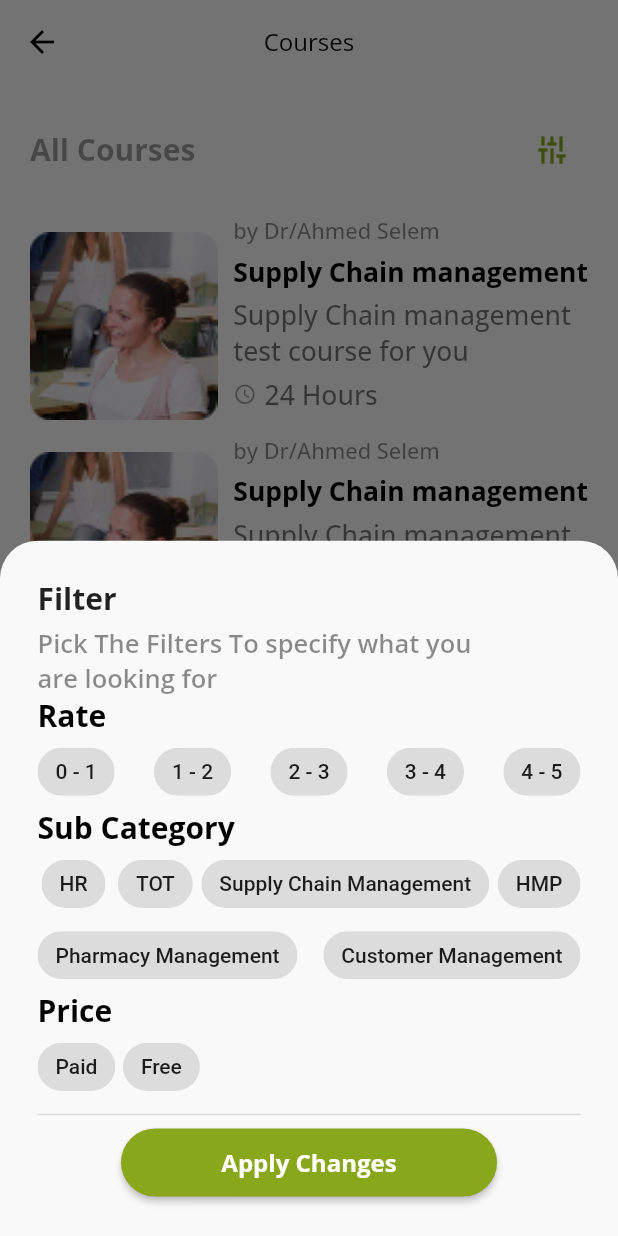
After one commit to fakharany2510/pearogram, a Flutter app: the AllCoursesScreen screen opened directly, after a tap on the "tune" icon, on a phone screen of 412 x 824 dp. The commit adds this screen. Run offline on Flutter 3.47's test engine with Material 2 defaults, Android fonts, the phone set to English and light mode, and no system bars; our stand-ins replace bloc, flutter_bloc, flutter_screenutil, flutter_signin_button, hexcolor, readmore and 1 more.

Commit message:
courses changes

```diff
--- a/lib/presentation/constants/font_manager.dart
+++ b/lib/presentation/constants/font_manager.dart
@@ -14,6 +14,7 @@ class FontWeightManager {
 
 class FontSize {
   static const double s12 = 12.0;
+  static const double s13 = 13.0;
   static const double s17 = 17.0;
   static const double s14 = 14.0;
   static const double s16 = 16.0;
--- /dev/null
+++ b/lib/presentation/screens/all_courses_screen.dart
@@ -0,0 +1,204 @@
+import 'package:flutter/material.dart';
+import 'package:flutter_screenutil/flutter_screenutil.dart';
+import 'package:pearogram/presentation/constants/values_manager.dart';
+import 'package:pearogram/shared/filter_chip_widget.dart';
+import 'dart:math';
+import '../../shared/course_container_widget.dart';
+import '../../shared/default_button.dart';
+import '../constants/color_manager.dart';
+import '../constants/font_manager.dart';
+import '../constants/style_manager.dart';
+
+class AllCoursesScreen extends StatelessWidget {
+  const AllCoursesScreen({Key? key}) : super(key: key);
+
+  @override
+  Widget build(BuildContext context) {
+    bool selected = false;
+    return Scaffold(
+      appBar: AppBar(
+        title: Text(
+          'Courses',
+          style:
+              getRegularStyle(color: Colors.black, fontSize: FontSize.s16.sp),
+        ),
+        centerTitle: true,
+        iconTheme: const IconThemeData(color: Colors.black),
+        elevation: 0,
+        backgroundColor: Colors.transparent,
+      ),
+      body: Padding(
+        padding: const EdgeInsets.all(AppPadding.p20),
+        child: Column(
+          children: [
+            Row(
+              mainAxisAlignment: MainAxisAlignment.spaceBetween,
+              children: [
+                Text(
+                  'All Courses',
+                  style: getBoldStyle(
+                      color: Colors.black38, fontSize: FontSize.s20),
+                ),
+                Transform.rotate(
+                  angle: pi / 2,
+                  child: IconButton(
+                      onPressed: () {
+                        showModalBottomSheet<void>(
+                          shape: const RoundedRectangleBorder( // <-- SEE HERE
+                            borderRadius: BorderRadius.vertical(
+                              top: Radius.circular(25.0),
+                            ),
+                          ),
+                          context: context,
+                          builder: (BuildContext context) {
+                            return Container(
+                              color: Colors.transparent.withAlpha(1),
+                              height: 650.h,
+                              child: Padding(
+                                padding: const EdgeInsets.all(AppPadding.p25),
+                                child: Column(
+                                  mainAxisAlignment:
+                                      MainAxisAlignment.spaceEvenly,
+                                  crossAxisAlignment: CrossAxisAlignment.start,
+                                  mainAxisSize: MainAxisSize.min,
+                                  children: <Widget>[
+                                    FittedBox(
+                                      child: SizedBox(
+                                        width: 300.w,
+                                        child: Column(
+                                          crossAxisAlignment: CrossAxisAlignment.start,
+                                          children: [
+                                            Text(
+                                              'Filter',
+                                              style: getBoldStyle(
+                                                  color: Colors.black87,
+                                                  fontSize: FontSize.s20),
+                                              textAlign: TextAlign.start,
+                                            ),
+                                            SizedBox(
+                                              height: 5.h,
+                                            ),
+                                            Text(
+                                              'Pick The Filters To specify what you are looking for',
+                                              style: getSemiBoldStyle(
+                                                  color: Colors.black45,
+                                                  fontSize: FontSize.s17),
+                                            )
+                                          ],
+                                        ),
+                                      ),
+                                    ),
+                                    Text(
+                                      'Rate',
+                                      style: getBoldStyle(
+                                          color: Colors.black,
+                                          fontSize: FontSize.s20),
+                                      textAlign: TextAlign.start,
+                                    ),
+                                    Row(
+                                      mainAxisAlignment:
+                                          MainAxisAlignment.spaceBetween,
+                                      children: [
+                                        FilterChipWidget(text: '0 - 1'),
+                                        FilterChipWidget(text: '1 - 2'),
+                                        FilterChipWidget(text: '2 - 3'),
+                                        FilterChipWidget(text: '3 - 4'),
+                                        FilterChipWidget(text: '4 - 5'),
+                                      ],
+                                    ),
+                                    Text(
+                                      'Sub Category',
+                                      style: getBoldStyle(
+                                          color: Colors.black,
+                                          fontSize: FontSize.s20),
+                                      textAlign: TextAlign.start,
+                                    ),
+                                    Expanded(
+                                      child: Row(
+                                        mainAxisAlignment:
+                                        MainAxisAlignment.spaceBetween,
+                                        children: [
+                                          FilterChipWidget(text: 'HR'),
+                                          FilterChipWidget(text: 'TOT'),
+                                          FilterChipWidget(text: 'Supply Chain Management'),
+                                          FilterChipWidget(text: 'HMP'),
+                                        ],
+                                      ),
+                                    ),
+                                    Expanded(
+                                      child: Row(
+                                        mainAxisAlignment:
+                                        MainAxisAlignment.spaceBetween,
+                                        children: [
+                                          FilterChipWidget(text: 'Pharmacy Management'),
+                                          FilterChipWidget(text: 'Customer Management'),
+                                        ],
+                                      ),
+                                    ),
+                                    Text(
+                                      'Price',
+                                      style: getBoldStyle(
+                                          color: Colors.black,
+                                          fontSize: FontSize.s20),
+                                      textAlign: TextAlign.start,
+                                    ),
+                                    Expanded(
+                                      child: Row(
+                                        crossAxisAlignment: CrossAxisAlignment.start,
+                                        mainAxisAlignment:
+                                        MainAxisAlignment.start,
+                                        children: [
+                                          FilterChipWidget(text: 'Paid'),
+                                          SizedBox(width: 5.w,),
+                                          FilterChipWidget(text: 'Free'),
+                                        ],
+                                      ),
+                                    ),
+                                    const Divider(
+                                      thickness: 1,
+                                      color: Colors.black12,
+                                    ),
+                                    Center(
+                                      child: DefaultButton(
+                                          btnText: 'Apply Changes',
+                                          press: () {
+                                            Navigator.pop(context);
+                                          },
+                                          width: 250.w,
+                                          height: 45.h,
+                                          activeColor: AppColor.primaryColor),
+                                    ),
+                                  ],
+                                ),
+                              ),
+                            );
+                          },
+                        );
+                      },
+                      icon: Icon(
+                        Icons.tune,
+                        color: AppColor.primaryColor,
+                      )),
+                ),
+              ],
+            ),
+            SizedBox(
+              height: 20.h,
+            ),
+            Expanded(
+              child: SizedBox(
+                height: 600.h,
+                child: ListView.builder(
+                  itemBuilder: (_, index) => const CourseContainerWidget(
+                      instructor: 'by Dr/Ahmed Selem',
+                      title: 'Supply Chain management'),
+                  itemCount: 8,
+                ),
+              ),
+            ),
+          ],
+        ),
+      ),
+    );
+  }
+}
--- a/lib/presentation/screens/sign_up_screen.dart
+++ b/lib/presentation/screens/sign_up_screen.dart
@@ -55,7 +55,7 @@ class SignUpScreen extends StatelessWidget {
                             children: [
                               DefaultButton(
                                 press: () {
-                                  cubit.onStepContinue();
+
                                   if (cubit.index == 1) {
                                     showModalBottomSheet<void>(
                                       context: context,
@@ -97,9 +97,11 @@ is our Goal .''',
                                             ],
                                           ),
                                         );
+
                                       },
                                     );
                                   }
+                                  cubit.onStepContinue();
                                 },
                                 btnText: cubit.index == 0 ? 'Next' : "Finish!",
                                 activeColor: AppColor.primaryColor,
--- /dev/null
+++ b/lib/shared/course_container_widget.dart
@@ -0,0 +1,82 @@
+import 'package:flutter/material.dart';
+import 'package:flutter_screenutil/flutter_screenutil.dart';
+import '../presentation/constants/font_manager.dart';
+import '../presentation/constants/style_manager.dart';
+
+
+class CourseContainerWidget extends StatelessWidget {
+  final String instructor;
+  final String title;
+  const CourseContainerWidget({Key? key, this.instructor='', this.title='Selling Skills'}) : super(key: key);
+
+  @override
+  Widget build(BuildContext context) {
+    return FittedBox(
+      child: Row(
+        children: [
+          SizedBox(
+            height: 120.h,
+            child: Image.asset(
+              'assets/images/03.png',
+              fit: BoxFit.fitHeight,
+            ),
+          ),
+          SizedBox(
+            width: 10.w,
+          ),
+          FittedBox(
+            child: Column(
+              crossAxisAlignment: CrossAxisAlignment.start,
+              children: [
+                Text(
+                  instructor,
+                  style: getMediumStyle(
+                      color: Colors.black45, fontSize: FontSize.s14),
+                ),
+                SizedBox(
+                  height: 5.h,
+                ),
+                Text(
+                  title,
+                  style:
+                      getBoldStyle(color: Colors.black, fontSize: FontSize.s17),
+                ),
+                SizedBox(
+                  height: 5.h,
+                ),
+                SizedBox(
+                    width: 220.w,
+                    child: Text(
+                      'Supply Chain management test course for you',
+                      style: getMediumStyle(
+                          color: Colors.black54, fontSize: FontSize.s17),
+                    )),
+                SizedBox(
+                  height: 5.h,
+                ),
+                Row(
+                  children: [
+                    Icon(
+                      Icons.access_time,
+                      color: Colors.black38,
+                      size: 15.r,
+                    ),
+                    SizedBox(
+                      width: 5.w,
+                    ),
+                    Text(
+                      '24 Hours',
+                      style: getMediumStyle(
+                          color: Colors.black54, fontSize: FontSize.s17),
+                    ),
+                  ],
+                ),
+                SizedBox(height: 15.h,),
+              ],
+            ),
+          )
+        ],
+      ),
+    );
+  }
+}
--- /dev/null
+++ b/lib/shared/filter_chip_widget.dart
@@ -0,0 +1,28 @@
+import 'package:flutter/material.dart';
+
+class FilterChipWidget extends StatefulWidget {
+  bool selected;
+  String text;
+  FilterChipWidget({Key? key,  this.selected=false,required this.text}) : super(key: key);
+
+  @override
+  State<FilterChipWidget> createState() => _FilterChipWidgetState();
+}
+
+class _FilterChipWidgetState extends State<FilterChipWidget> {
+  @override
+  Widget build(BuildContext context) {
+    return FilterChip(
+      label:  Text(widget.text),
+      selected: widget.selected,
+      onSelected: (bool value){
+        widget.selected = value;
+        setState(() {
+
+        });
+      },
+      selectedColor: Colors.green,
+      showCheckmark: false,
+    );
+  }
+}
--- a/pubspec.yaml
+++ b/pubspec.yaml
@@ -42,6 +42,7 @@ dependencies:
   #BLOC
   flutter_bloc: ^8.0.1
   flutter_signin_button: ^2.0.0
+  readmore: ^2.2.0
 
 
 dev_dependencies:
```
Also changed, not shown: lib/presentation/screens/instructor_details.dart (added, +74 -0 lines), lib/presentation/screens/login_screen.dart (+6 -2 lines), lib/shared/column_with_textes_widget.dart (added, +21 -0 lines), lib/shared/details_headlines_widget.dart (added, +21 -0 lines), lib/shared/instructor_widget.dart (added, +27 -0 lines), assets/images/03.png (added), assets/images/instructor.png (added), pubspec.lock.
